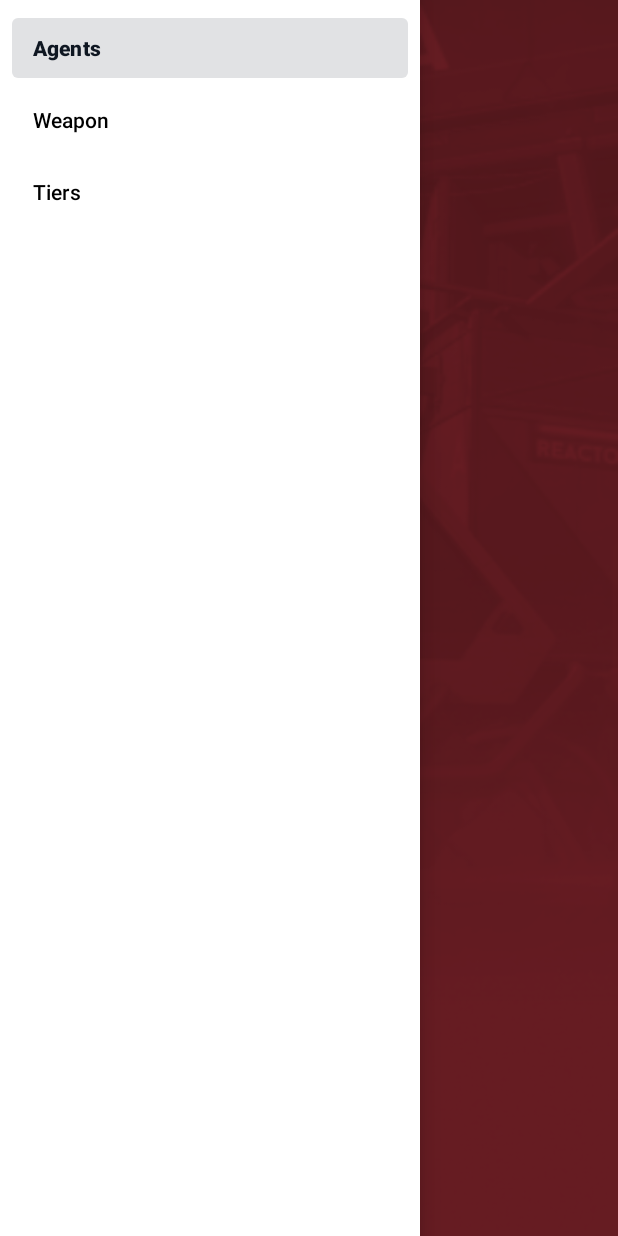
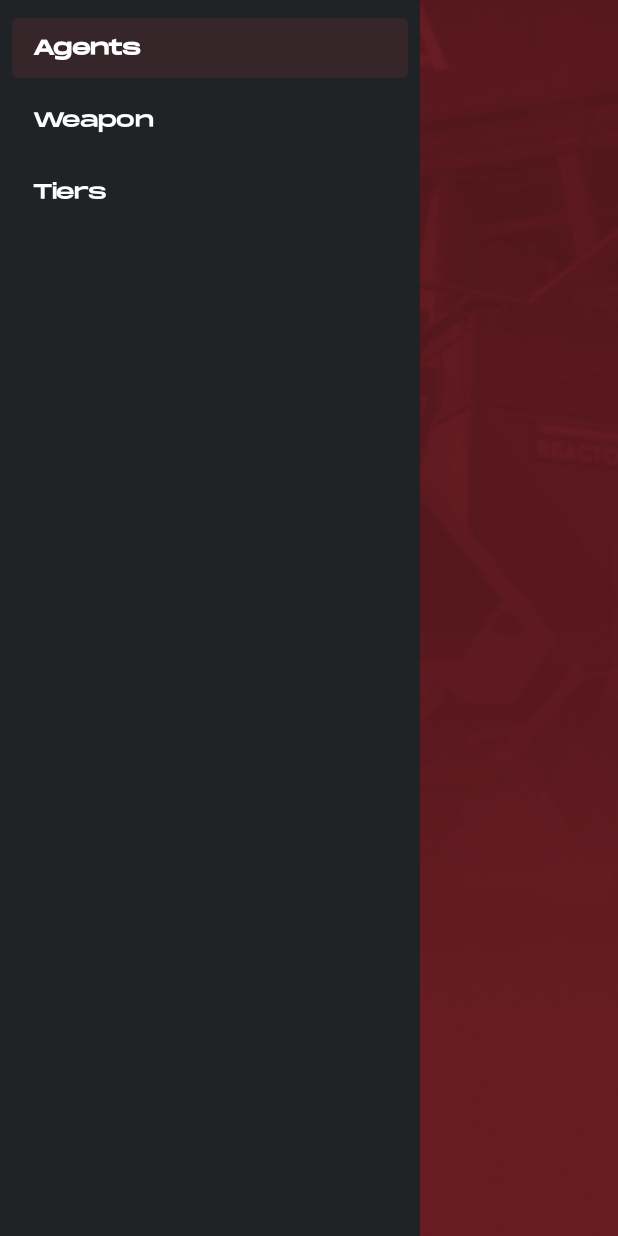
Before and after one commit to johndy2742/AKB_UAS_10120905, an Android app: the screen it shows after launch (MainActivity), with the side drawer open, on a phone screen of 412 x 824 dp. Run offline under Robolectric (Android 15) with nearby library versions, the phone set to English and light mode, and no system bars; our stand-ins replace navigation-ui; pictures from the network do not load.

Commit message:
add navbar color

```diff
--- a/app/src/main/java/com/example/uas_10120905_johndypanca/MainActivity.kt
+++ b/app/src/main/java/com/example/uas_10120905_johndypanca/MainActivity.kt
@@ -81,7 +81,7 @@ class MainActivity : AppCompatActivity() {
 
 
     override fun onCreateOptionsMenu(menu: Menu): Boolean {
-        menuInflater.inflate(R.menu.main, menu)
+        menuInflater.inflate(R.menu.activity_main_drawer, menu)
         return true
     }
 
--- /dev/null
+++ b/app/src/main/res/drawable/navdrawercolor.xml
@@ -0,0 +1,5 @@
+<?xml version="1.0" encoding="utf-8"?>
+<selector xmlns:android="http://schemas.android.com/apk/res/android">
+    <item android:state_checked="true" android:drawable="@color/valencia" />
+    <item  android:drawable="@color/shark"/>
+</selector>
--- a/app/src/main/res/layout/activity_main.xml
+++ b/app/src/main/res/layout/activity_main.xml
@@ -17,6 +17,10 @@
         android:layout_height="match_parent"
         android:layout_gravity="start"
         android:fitsSystemWindows="true"
+        app:itemTextAppearance="@style/NavbarStyle"
+        app:itemTextColor="@color/white"
+        app:theme="@style/ThemeOverlay.AppCompat.navTheme"
+        android:background="@drawable/navdrawercolor"
         app:menu="@menu/activity_main_drawer" />
 
 
--- a/app/src/main/res/layout/content_main.xml
+++ b/app/src/main/res/layout/content_main.xml
@@ -1,7 +1,6 @@
 <?xml version="1.0" encoding="utf-8"?>
 <androidx.constraintlayout.widget.ConstraintLayout xmlns:android="http://schemas.android.com/apk/res/android"
     xmlns:app="http://schemas.android.com/apk/res-auto"
-    xmlns:tools="http://schemas.android.com/tools"
     android:layout_width="match_parent"
     android:layout_height="match_parent"
     app:layout_behavior="@string/appbar_scrolling_view_behavior">
--- a/app/src/main/res/menu/activity_main_drawer.xml
+++ b/app/src/main/res/menu/activity_main_drawer.xml
@@ -6,8 +6,7 @@
     <group android:checkableBehavior="single">
         <item
             android:id="@+id/nav_agent"
-            android:title="@string/agents"
-            />
+            android:title="@string/agents" />
         <item
             android:id="@+id/nav_weapon"
             android:title="@string/weapon" />
--- a/app/src/main/res/menu/main.xml
+++ /dev/null
@@ -1,5 +0,0 @@
-<?xml version="1.0" encoding="utf-8"?>
-<menu xmlns:android="http://schemas.android.com/apk/res/android"
-    xmlns:app="http://schemas.android.com/apk/res-auto">
-
-</menu>
--- a/app/src/main/res/values/themes.xml
+++ b/app/src/main/res/values/themes.xml
@@ -19,7 +19,14 @@
         <item name="windowNoTitle">true</item>
     </style>
 
-    <style name="Theme.UAS_10120905_JohndyPanca.AppBarOverlay" parent="ThemeOverlay.AppCompat.Dark.ActionBar" />
+    <style name="ThemeOverlay.AppCompat.navTheme">
+        <item name="colorPrimary">@color/valencia</item>
+        <item name="colorControlHighlight">@color/valencia</item>
+    </style>
 
-    <style name="Theme.UAS_10120905_JohndyPanca.PopupOverlay" parent="ThemeOverlay.AppCompat.Light" />
+    <style name="NavbarStyle" parent="android:Widget.TextView">
+        <item name="android:fontFamily"> @font/monumentextended_regular</item>
+    </style>
+
+
 </resources>
```
Also changed, not shown: app/src/main/res/layout/activity_splash.xml (+3 -4 lines), app/src/main/res/layout/fragment_agent.xml (+8 -8 lines).
